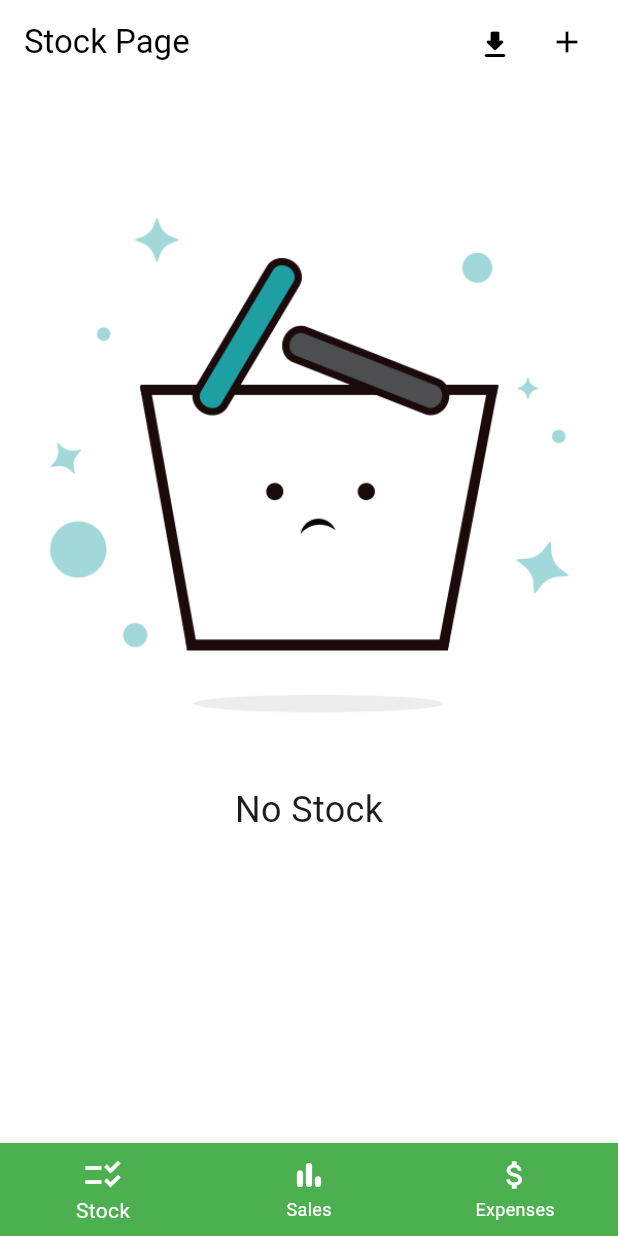
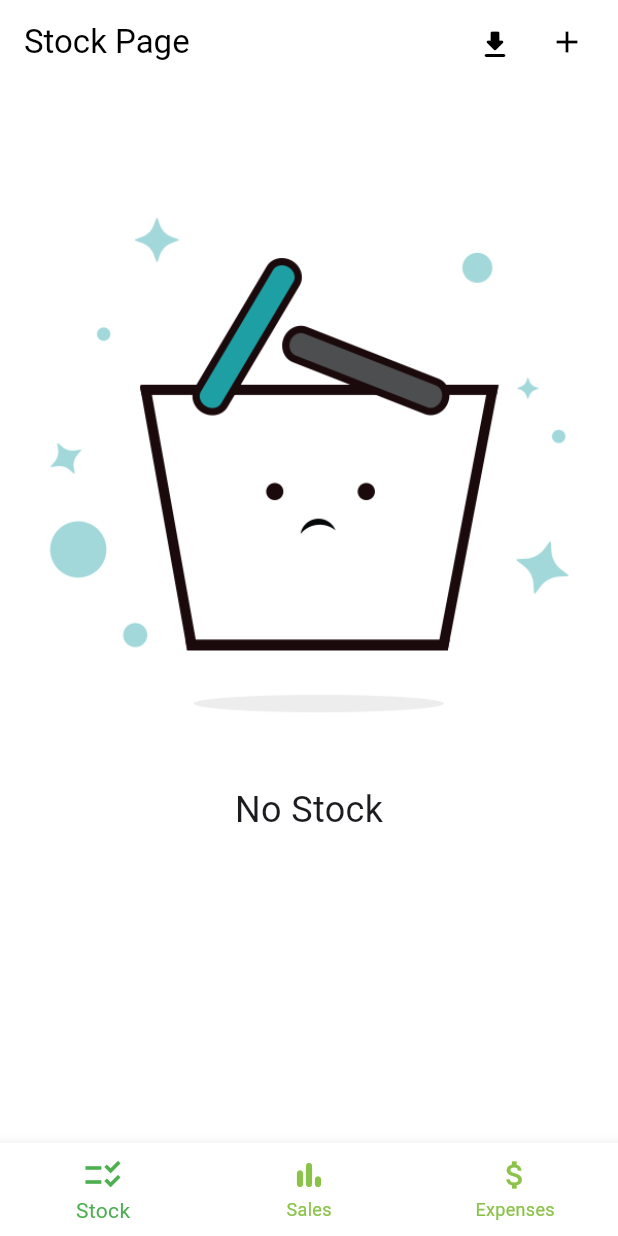
Before and after one commit to fitry29/Stock-Apps-Flutter, a Flutter app: the screen it shows after launch, on a phone screen of 412 x 824 dp. Run offline on Flutter 3.47's test engine with Material 3 defaults, Android fonts, the phone set to English and light mode, and no system bars; our stand-ins replace grouped_list, open_file, splashscreen, sqflite; missing offline and left inert: syncfusion_flutter_pdf; accounts and stored records are empty.

Commit message:
fixed qty form, add dashb info, bottom navbar color

```diff
--- a/lib/widget/bottom_navbar_widget.dart
+++ b/lib/widget/bottom_navbar_widget.dart
@@ -38,9 +38,9 @@ class _BottomNavbarState extends State<BottomNavbar> {
       body: _children[_currentIndex],
       bottomNavigationBar: BottomNavigationBar(
         elevation: 8,
-        backgroundColor: Colors.green,
-        selectedItemColor: Colors.white,
-        unselectedItemColor: Colors.white,
+        backgroundColor: Colors.white,
+        selectedItemColor: Colors.green,
+        unselectedItemColor: Colors.lightGreen,
         selectedIconTheme: IconThemeData(size: 28),
         onTap: onTappedBar,
         type: BottomNavigationBarType.fixed,
```
Also changed, not shown: lib/screen/stock/add_edit_stock_page.dart (+5 -2 lines), lib/screen/stock/stock_page.dart (+10 -2 lines), 1 other file.
